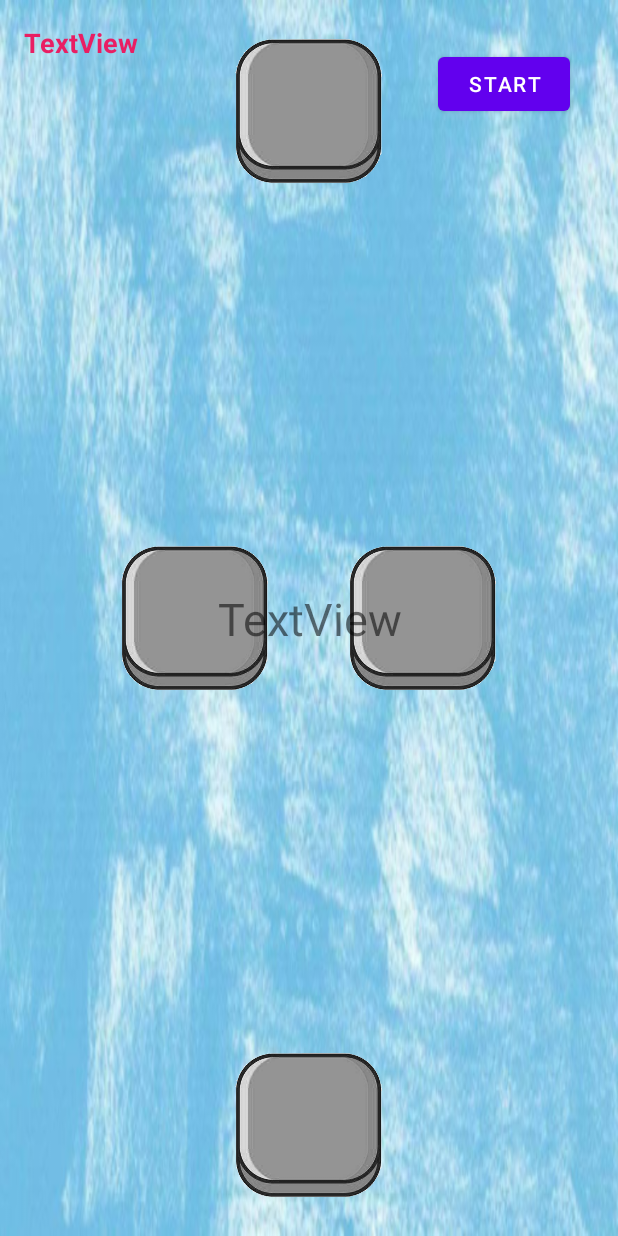
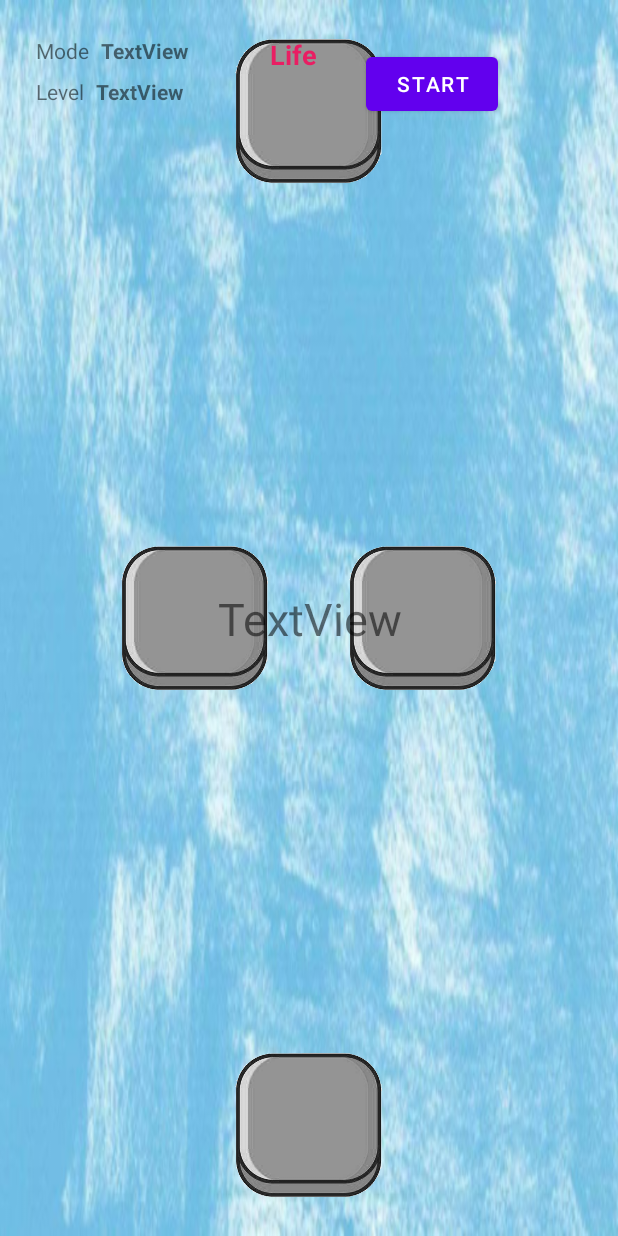
Before and after one commit to SpongeStark/MemoryGame, an Android app: the layout activity_game.xml on its own in the app's theme, with its tools: preview values and no code run, on a phone screen of 412 x 824 dp. Run offline under Robolectric (Android 15) with nearby library versions, the phone set to English and light mode, and no system bars.

Commit message:
基本完成了吧

```diff
--- a/app/src/main/res/layout/activity_game.xml
+++ b/app/src/main/res/layout/activity_game.xml
@@ -68,9 +68,9 @@
         android:id="@+id/txtLife"
         android:layout_width="wrap_content"
         android:layout_height="wrap_content"
-        android:layout_marginStart="16dp"
-        android:layout_marginTop="16dp"
-        android:text="TextView"
+        android:layout_marginStart="180dp"
+        android:layout_marginTop="24dp"
+        android:text="Life"
         android:textColor="#E91E63"
         android:textSize="18sp"
         android:textStyle="bold"
@@ -82,9 +82,51 @@
         android:layout_width="wrap_content"
         android:layout_height="wrap_content"
         android:layout_marginTop="32dp"
-        android:layout_marginEnd="32dp"
+        android:layout_marginEnd="80dp"
         android:text="Start"
         app:layout_constraintEnd_toEndOf="parent"
         app:layout_constraintTop_toTopOf="parent" />
 
+    <TextView
+        android:id="@+id/textView10"
+        android:layout_width="wrap_content"
+        android:layout_height="wrap_content"
+        android:layout_marginStart="24dp"
+        android:layout_marginTop="24dp"
+        android:text="Mode"
+        app:layout_constraintStart_toStartOf="parent"
+        app:layout_constraintTop_toTopOf="parent" />
+
+    <TextView
+        android:id="@+id/txtMode"
+        android:layout_width="wrap_content"
+        android:layout_height="wrap_content"
+        android:layout_marginStart="8dp"
+        android:layout_marginTop="24dp"
+        android:text="TextView"
+        android:textStyle="bold"
+        app:layout_constraintStart_toEndOf="@+id/textView10"
+        app:layout_constraintTop_toTopOf="parent" />
+
+    <TextView
+        android:id="@+id/textView12"
+        android:layout_width="wrap_content"
+        android:layout_height="wrap_content"
+        android:layout_marginStart="24dp"
+        android:layout_marginTop="8dp"
+        android:text="Level"
+        app:layout_constraintStart_toStartOf="parent"
+        app:layout_constraintTop_toBottomOf="@+id/textView10" />
+
+    <TextView
+        android:id="@+id/txtLevel"
+        android:layout_width="wrap_content"
+        android:layout_height="wrap_content"
+        android:layout_marginStart="8dp"
+        android:layout_marginTop="8dp"
+        android:text="TextView"
+        android:textStyle="bold"
+        app:layout_constraintStart_toEndOf="@+id/textView12"
+        app:layout_constraintTop_toBottomOf="@+id/txtMode" />
+
 </androidx.constraintlayout.widget.ConstraintLayout>
--- a/app/src/main/res/layout/activity_register.xml
+++ b/app/src/main/res/layout/activity_register.xml
@@ -276,6 +276,7 @@
         android:layout_width="wrap_content"
         android:layout_height="wrap_content"
         android:text="@string/cancel"
+        android:onClick="btn_register_cancel"
         app:layout_constraintEnd_toEndOf="parent"
         app:layout_constraintHorizontal_bias="0.25"
         app:layout_constraintStart_toStartOf="parent"
```
Also changed, not shown: app/src/main/java/com/example/memorygame/GameActivity.java (+142 -98 lines), app/src/main/java/com/example/memorygame/HomePage.java (+36 -3 lines), app/src/main/java/com/example/memorygame/MainActivity.java (+3 -5 lines), app/src/main/java/com/example/memorygame/MySQLiteOpenHelper.java (deleted, +0 -45 lines), app/src/main/java/com/example/memorygame/RegisterActivity.java (+7 -1 lines), app/src/main/java/com/example/memorygame/SQLiteHelper.java (+23 -7 lines), app/src/main/res/layout/activity_home_page.xml (+20 -8 lines).
